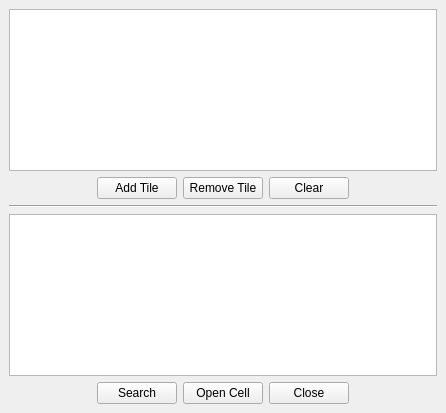
This is src/editor/lotpacksearch.ui in timbaker/pzworlded as Qt 5 draws it before an edit. The edited form follows.
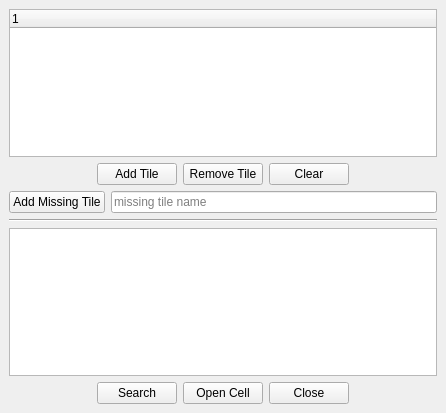
This is the edited form.

Commit message: Improvements to LotPackSearch dialog.

```diff
--- a/src/editor/lotpacksearch.ui
+++ b/src/editor/lotpacksearch.ui
@@ -15,15 +15,15 @@
   </property>
   <widget class="QWidget" name="centralwidget">
    <layout class="QGridLayout" name="gridLayout">
-    <item row="2" column="0">
+    <item row="3" column="0">
      <widget class="Line" name="line">
       <property name="orientation">
        <enum>Qt::Horizontal</enum>
       </property>
      </widget>
     </item>
-    <item row="0" column="0">
-     <widget class="QListWidget" name="tileList"/>
+    <item row="4" column="0">
+     <widget class="QListWidget" name="resultList"/>
     </item>
     <item row="1" column="0">
      <layout class="QHBoxLayout" name="horizontalLayout">
@@ -76,7 +76,7 @@
       </item>
      </layout>
     </item>
-    <item row="4" column="0">
+    <item row="5" column="0">
      <layout class="QHBoxLayout" name="horizontalLayout_2">
       <item>
        <spacer name="horizontalSpacer_4">
@@ -127,8 +127,32 @@
       </item>
      </layout>
     </item>
-    <item row="3" column="0">
-     <widget class="QListWidget" name="resultList"/>
+    <item row="2" column="0">
+     <layout class="QHBoxLayout" name="horizontalLayout_3">
+      <item>
+       <widget class="QPushButton" name="buttonAddMissingTile">
+        <property name="text">
+         <string>Add Missing Tile</string>
+        </property>
+       </widget>
+      </item>
+      <item>
+       <widget class="QLineEdit" name="editMissingTile">
+        <property name="placeholderText">
+         <string>missing tile name</string>
+        </property>
+       </widget>
+      </item>
+     </layout>
+    </item>
+    <item row="0" column="0">
+     <widget class="QTreeWidget" name="tileList">
+      <column>
+       <property name="text">
+        <string notr="true">1</string>
+       </property>
+      </column>
+     </widget>
     </item>
    </layout>
   </widget>
```
The commit also changes 2 other files.
